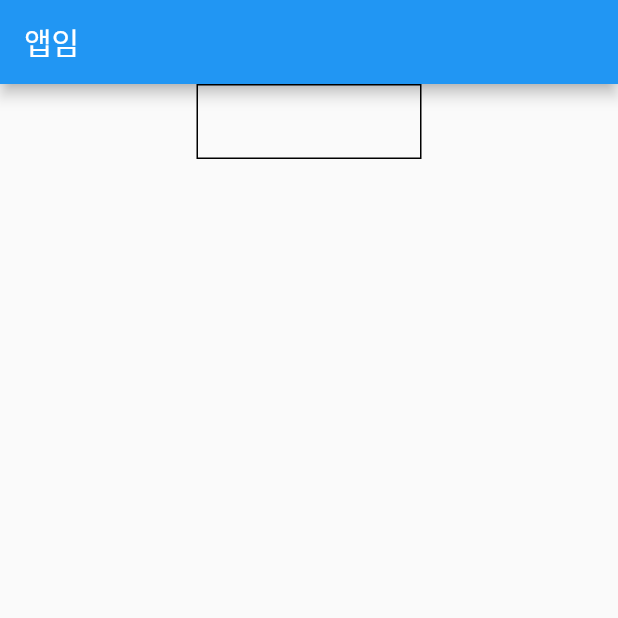
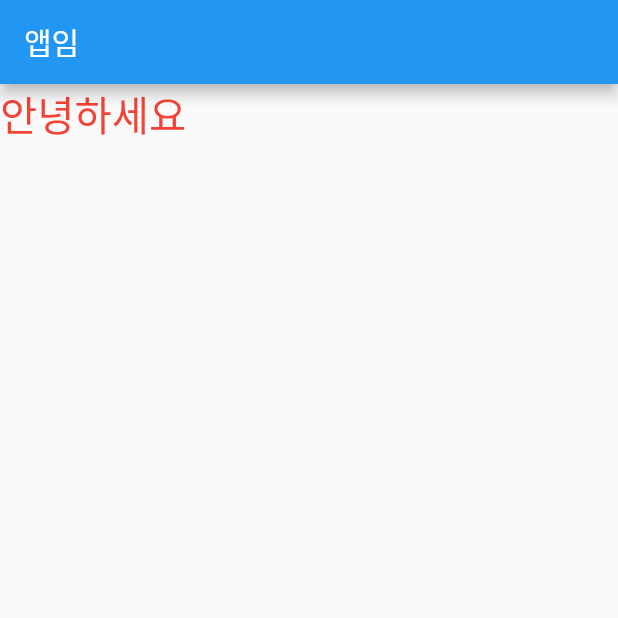
Before and after one commit to statios/flutter_study, a Flutter app: the screen it shows after launch, on a phone screen of 412 x 824 dp, the top half of it. Run offline on Flutter 3.47's test engine with Material 2 defaults, Android fonts, the light colour scheme and no system bars; our stand-ins replace audioplayers, flutter_spinkit, font_awesome_flutter, geolocator, rflutter_alert.

Commit message:
✨ typograyphy

```diff
--- a/contact/lib/main.dart
+++ b/contact/lib/main.dart
@@ -14,15 +14,14 @@ class MyApp extends StatelessWidget {
           appBar: AppBar(
             title: Text('앱임')
           ),
-          body: Align(
-            alignment: Alignment.topCenter,
-            child: Container(
-              width: 150,
-              height: 50,
-              decoration: BoxDecoration(
-                  border: Border.all(color: Colors.black)
+          body: SizedBox(
+            child: Text(
+              '안녕하세요',
+              style: TextStyle(
+                  color: Colors.red,
+                  fontSize: 27
               ),
-            ),
+            )
           )
         )
     );
```
